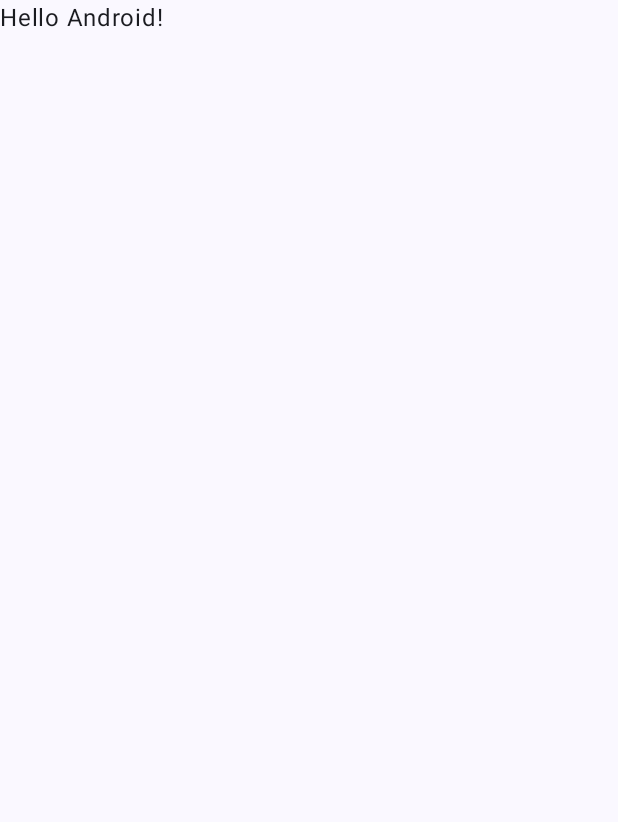
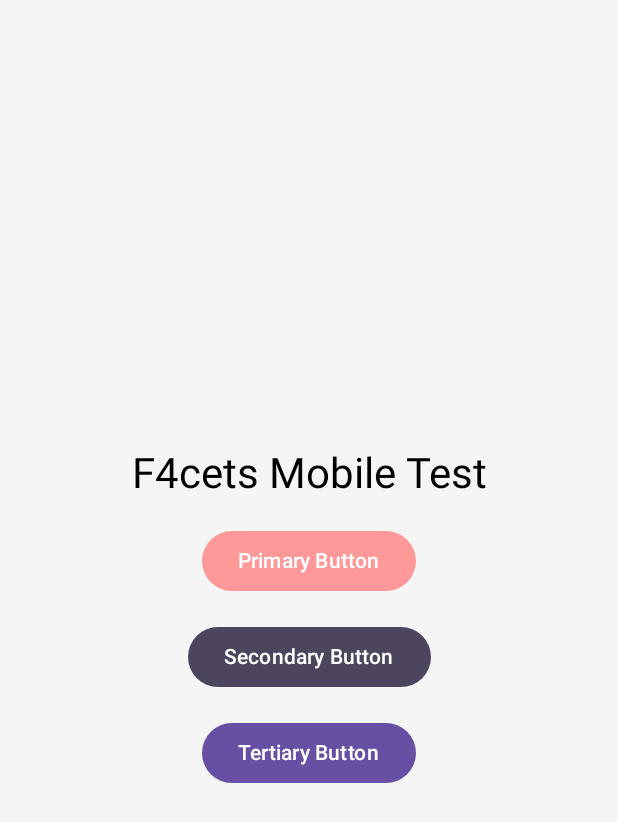
Before and after one commit to F4cets/f4cet-mobile, an Android app built with Jetpack Compose: the screen it shows after launch (MainActivity), on a phone screen of 412 x 824 dp. Before the commit the part shown is almost empty. Shown: the top 822 px of the screen. Run offline under Robolectric (Android 15) with nearby library versions, the phone set to English and light mode, and no system bars.

Commit message:
re build for new setup

```diff
--- a/app/src/main/java/com/f4cets/mobile/MainActivity.kt
+++ b/app/src/main/java/com/f4cets/mobile/MainActivity.kt
@@ -3,45 +3,73 @@ package com.f4cets.mobile
 import android.os.Bundle
 import androidx.activity.ComponentActivity
 import androidx.activity.compose.setContent
-import androidx.activity.enableEdgeToEdge
-import androidx.compose.foundation.layout.fillMaxSize
-import androidx.compose.foundation.layout.padding
-import androidx.compose.material3.Scaffold
-import androidx.compose.material3.Text
+import androidx.compose.foundation.layout.*
+import androidx.compose.material3.*
 import androidx.compose.runtime.Composable
+import androidx.compose.ui.Alignment
 import androidx.compose.ui.Modifier
-import androidx.compose.ui.tooling.preview.Preview
-import com.f4cets.mobile.ui.theme.F4cetmobileTheme
+import androidx.compose.ui.unit.dp
+import com.f4cets.mobile.ui.theme.F4cetMobileTheme
 
 class MainActivity : ComponentActivity() {
     override fun onCreate(savedInstanceState: Bundle?) {
         super.onCreate(savedInstanceState)
-        enableEdgeToEdge()
         setContent {
-            F4cetmobileTheme {
-                Scaffold(modifier = Modifier.fillMaxSize()) { innerPadding ->
-                    Greeting(
-                        name = "Android",
-                        modifier = Modifier.padding(innerPadding)
-                    )
-                }
+            F4cetMobileTheme {
+                TestScreen()
             }
         }
     }
 }
 
 @Composable
-fun Greeting(name: String, modifier: Modifier = Modifier) {
-    Text(
-        text = "Hello $name!",
-        modifier = modifier
-    )
-}
-
-@Preview(showBackground = true)
-@Composable
-fun GreetingPreview() {
-    F4cetmobileTheme {
-        Greeting("Android")
+fun TestScreen() {
+    Surface(
+        modifier = Modifier.fillMaxSize(),
+        color = MaterialTheme.colorScheme.background
+    ) {
+        Column(
+            modifier = Modifier
+                .fillMaxSize()
+                .padding(16.dp),
+            horizontalAlignment = Alignment.CenterHorizontally,
+            verticalArrangement = Arrangement.Center
+        ) {
+            Text(
+                text = "F4cets Mobile Test",
+                style = MaterialTheme.typography.headlineMedium,
+                color = MaterialTheme.colorScheme.onBackground
+            )
+            Spacer(modifier = Modifier.height(16.dp))
+            Button(
+                onClick = { /* Placeholder */ },
+                colors = ButtonDefaults.buttonColors(
+                    containerColor = MaterialTheme.colorScheme.primary,
+                    contentColor = MaterialTheme.colorScheme.onPrimary
+                )
+            ) {
+                Text("Primary Button")
+            }
+            Spacer(modifier = Modifier.height(16.dp))
+            Button(
+                onClick = { /* Placeholder */ },
+                colors = ButtonDefaults.buttonColors(
+                    containerColor = MaterialTheme.colorScheme.secondary,
+                    contentColor = MaterialTheme.colorScheme.onSecondary
+                )
+            ) {
+                Text("Secondary Button")
+            }
+            Spacer(modifier = Modifier.height(16.dp))
+            Button(
+                onClick = { /* Placeholder */ },
+                colors = ButtonDefaults.buttonColors(
+                    containerColor = MaterialTheme.colorScheme.tertiary,
+                    contentColor = MaterialTheme.colorScheme.onTertiary
+                )
+            ) {
+                Text("Tertiary Button")
+            }
+        }
     }
 }
--- a/app/src/main/java/com/f4cets/mobile/ui/theme/Theme.kt
+++ b/app/src/main/java/com/f4cets/mobile/ui/theme/Theme.kt
@@ -1,58 +1,28 @@
 package com.f4cets.mobile.ui.theme
 
-import android.app.Activity
-import android.os.Build
-import androidx.compose.foundation.isSystemInDarkTheme
 import androidx.compose.material3.MaterialTheme
-import androidx.compose.material3.darkColorScheme
-import androidx.compose.material3.dynamicDarkColorScheme
-import androidx.compose.material3.dynamicLightColorScheme
 import androidx.compose.material3.lightColorScheme
 import androidx.compose.runtime.Composable
-import androidx.compose.ui.platform.LocalContext
-
-private val DarkColorScheme = darkColorScheme(
-    primary = Purple80,
-    secondary = PurpleGrey80,
-    tertiary = Pink80
-)
+import androidx.compose.ui.graphics.Color
 
 private val LightColorScheme = lightColorScheme(
-    primary = Purple40,
-    secondary = PurpleGrey40,
-    tertiary = Pink40
-
-    /* Other default colors to override
-    background = Color(0xFFFFFBFE),
-    surface = Color(0xFFFFFBFE),
+    primary = Color(0xFFFF9999), // Peach from bg.png
     onPrimary = Color.White,
+    secondary = Color(0xFF4D455D), // Variant card color from f4cets
     onSecondary = Color.White,
+    tertiary = Color(0xFF6750A4), // M3 expressive accent
     onTertiary = Color.White,
-    onBackground = Color(0xFF1C1B1F),
-    onSurface = Color(0xFF1C1B1F),
-    */
+    background = Color(0xFFF5F5F5), // Light gray for contrast
+    onBackground = Color.Black,
+    surface = Color.White,
+    onSurface = Color.Black
 )
 
 @Composable
-fun F4cetmobileTheme(
-    darkTheme: Boolean = isSystemInDarkTheme(),
-    // Dynamic color is available on Android 12+
-    dynamicColor: Boolean = true,
-    content: @Composable () -> Unit
-) {
-    val colorScheme = when {
-        dynamicColor && Build.VERSION.SDK_INT >= Build.VERSION_CODES.S -> {
-            val context = LocalContext.current
-            if (darkTheme) dynamicDarkColorScheme(context) else dynamicLightColorScheme(context)
-        }
-
-        darkTheme -> DarkColorScheme
-        else -> LightColorScheme
-    }
-
+fun F4cetMobileTheme(content: @Composable () -> Unit) {
     MaterialTheme(
-        colorScheme = colorScheme,
-        typography = Typography,
+        colorScheme = LightColorScheme,
+        typography = androidx.compose.material3.Typography(),
         content = content
     )
 }
--- a/build.gradle.kts
+++ b/build.gradle.kts
@@ -1,6 +1,6 @@
 // Top-level build file where you can add configuration options common to all sub-projects/modules.
 plugins {
-    alias(libs.plugins.android.application) apply false
-    alias(libs.plugins.kotlin.android) apply false
-    alias(libs.plugins.kotlin.compose) apply false
+    id("com.android.application") version "8.7.1" apply false
+    id("org.jetbrains.kotlin.android") version "2.0.20" apply false
+    id("com.google.gms.google-services") version "4.4.2" apply false
 }
```
Also changed, not shown: app/build.gradle.kts (+54 -26 lines), app/src/main/java/com/f4cets/mobile/HomePrescreen.kt (added, +125 -0 lines), app/src/main/java/com/f4cets/mobile/User.kt (added, +22 -0 lines), settings.gradle.kts (+9 -1 lines), app/src/main/res/drawable/bg.png (added), 1 other file.
